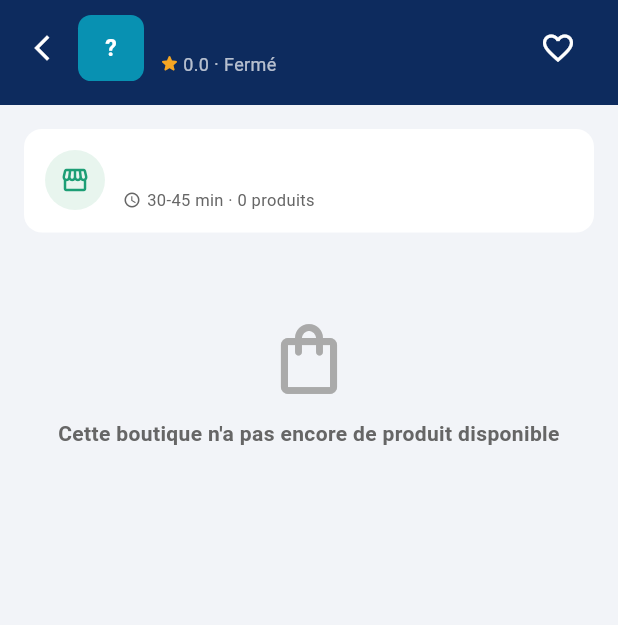
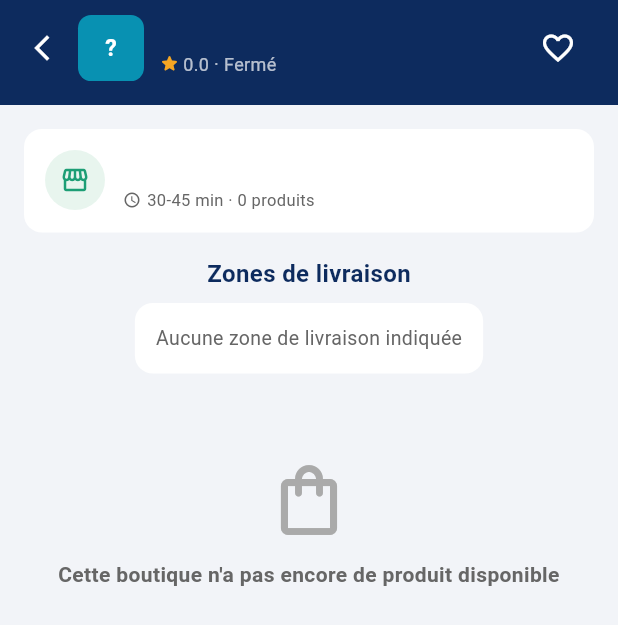
Before and after one commit to Faitza/CommercHaiti, a Flutter app: the BoutiqueDetailScreen screen opened directly with empty values, on a phone screen of 412 x 824 dp. Shown: the top 625 px of the screen. Run offline on Flutter 3.47's test engine with Material 3 defaults, Android fonts, the phone set to English and light mode, and no system bars; our stand-ins replace cached_network_image, firebase_core, firebase_messaging, flutter_image_compress, go_router, image_picker and 5 more; missing offline and left inert: tflite_flutter; accounts and stored records are empty; network calls fail.

Commit message:
Afficher les zones de livraison de chaque boutique
Fiche boutique : section « Zones de livraison » (zone, délai, prix).
Liste des boutiques : zones réelles et délai/prix calculés au lieu du
texte fixe « Les Cayes » et « Livraison 30-45 min · Gratuite ».

Co-Authored-By: Claude Opus 5.5 <noreply@anthropic.com>
Claude-Session: https://claude.ai/code/session_01NsHeYk4rPbiQcuxabrTknd

```diff
--- a/lib/screens/client/boutique_detail_screen.dart
+++ b/lib/screens/client/boutique_detail_screen.dart
@@ -333,6 +333,13 @@ class _BoutiqueDetailScreenState extends State<BoutiqueDetailScreen> {
                   ),
                 ),
 
+                // Zones de livraison : chaque zone desservie par la
+                // boutique, avec son délai et son prix (frais en HTG,
+                // 0 = gratuite). Données : shops.zones_livraison.
+                _sectionTitle('Zones de livraison'),
+                _zonesLivraison(isDark),
+                const SizedBox(height: 16),
+
                 // Bouton WhatsApp
                 // Affiché seulement si on a réussi à récupérer un
                 // numéro de téléphone valide via la RPC plus haut.
@@ -554,6 +561,70 @@ class _BoutiqueDetailScreenState extends State<BoutiqueDetailScreen> {
     );
   }
 
+  /// Carte listant les zones de livraison de la boutique : nom de la
+  /// zone, délai estimé et prix ("Gratuite" si 0). Si la boutique n'a
+  /// encore déclaré aucune zone, un message l'indique.
+  Widget _zonesLivraison(bool isDark) {
+    final zones = widget.shop.zonesLivraison;
+    return Container(
+      margin: const EdgeInsets.symmetric(horizontal: 16),
+      padding: const EdgeInsets.symmetric(horizontal: 14, vertical: 4),
+      decoration: BoxDecoration(
+        color: AppColors.surface(isDark),
+        borderRadius: BorderRadius.circular(12),
+      ),
+      child: zones.isEmpty
+          ? Padding(
+              padding: const EdgeInsets.symmetric(vertical: 10),
+              child: Text('Aucune zone de livraison indiquée',
+                  style: TextStyle(
+                      fontSize: 13, color: AppColors.textSecondaryFor(isDark))),
+            )
+          : Column(
+              children: [
+                for (var i = 0; i < zones.length; i++) ...[
+                  if (i > 0)
+                    Divider(height: 1, color: AppColors.textSecondaryFor(isDark)
+                        .withOpacity(0.15)),
+                  Padding(
+                    padding: const EdgeInsets.symmetric(vertical: 10),
+                    child: Row(children: [
+                      const Icon(Icons.location_on_outlined,
+                          size: 18, color: Color(0xFF1D9E75)),
+                      const SizedBox(width: 10),
+                      Expanded(
+                        child: Column(
+                          crossAxisAlignment: CrossAxisAlignment.start,
+                          children: [
+                            Text(zones[i].zone,
+                                style: TextStyle(
+                                    fontSize: 13,
+                                    fontWeight: FontWeight.w600,
+                                    color: AppColors.textPrimaryFor(isDark))),
+                            const SizedBox(height: 2),
+                            Text(zones[i].delaiAffiche,
+                                style: TextStyle(
+                                    fontSize: 11,
+                                    color: AppColors.textSecondaryFor(isDark))),
+                          ],
+                        ),
+                      ),
+                      Text(
+                          zones[i].frais > 0
+                              ? '${zones[i].frais.toStringAsFixed(0)} HTG'
+                              : 'Gratuite',
+                          style: const TextStyle(
+                              fontSize: 13,
+                              fontWeight: FontWeight.bold,
+                              color: Color(0xFF1D9E75))),
+                    ]),
+                  ),
+                ],
+              ],
+            ),
+    );
+  }
+
 }
 
 /// Sous-widget indépendant qui affiche les avis clients d'une
--- a/lib/screens/client/boutiques_screen.dart
+++ b/lib/screens/client/boutiques_screen.dart
@@ -370,17 +370,23 @@ class _ShopCard extends StatelessWidget {
                           maxLines: 1,
                           overflow: TextOverflow.ellipsis),
                       const SizedBox(height: 2),
-                      // Zone affichée en dur ("Les Cayes") : ne reflète
-                      // pas forcément la vraie zone du modèle shop, à
-                      // surveiller si le modèle a un champ zone/ville.
+                      // Zones où la boutique livre (shops.zones_livraison),
+                      // séparées par des virgules, sur une seule ligne.
                       Row(children: [
                         Icon(Icons.location_on,
                             size: 10, color: AppColors.textSecondaryFor(isDark)),
                         const SizedBox(width: 2),
-                        Text('Les Cayes',
+                        Expanded(
+                          child: Text(
+                              shop.zonesLivraison.isEmpty
+                                  ? 'Zones de livraison non indiquées'
+                                  : 'Livre à : ${shop.zonesLivraison.map((z) => z.zone).join(', ')}',
+                              maxLines: 1,
+                              overflow: TextOverflow.ellipsis,
                               style: TextStyle(
                                   fontSize: 10,
                                   color: AppColors.textSecondaryFor(isDark))),
+                        ),
                       ]),
                       const SizedBox(height: 2),
                       // Note moyenne (rating) formatée à 1 décimale et
@@ -432,14 +438,15 @@ class _ShopCard extends StatelessWidget {
                     color: AppColors.textSecondaryFor(isDark),
                     height: 1.5)),
             const SizedBox(height: 6),
-            // Information de livraison affichée en dur (texte statique,
-            // pas de champ dynamique du modèle shop utilisé ici).
-            Row(children: const [
-              Icon(Icons.access_time,
+            // Délai et prix de livraison calculés sur les zones de la
+            // boutique (voir _infoLivraison). Masqué s'il n'y a aucune zone.
+            if (shop.zonesLivraison.isNotEmpty)
+              Row(children: [
+                const Icon(Icons.access_time,
                     size: 10, color: Color(0xFF1D9E75)),
-              SizedBox(width: 4),
-              Text('Livraison 30-45 min · Gratuite',
-                  style: TextStyle(
+                const SizedBox(width: 4),
+                Text(_infoLivraison(shop.zonesLivraison),
+                    style: const TextStyle(
                         fontSize: 10, color: Color(0xFF1D9E75))),
               ]),
           ],
@@ -447,4 +454,17 @@ class _ShopCard extends StatelessWidget {
       ),
     );
   }
+
+  /// Résumé "Livraison 20-45 min · 100-150 HTG" sur toutes les zones :
+  /// délai le plus court au plus long, et prix le plus bas au plus haut
+  /// ("Gratuite" pour une zone à 0 HTG, ex : "Gratuite - 150 HTG").
+  static String _infoLivraison(List<ZoneLivraison> zones) {
+    final dMin = zones.map((z) => z.delaiMin).reduce((a, b) => a < b ? a : b);
+    final dMax = zones.map((z) => z.delaiMax).reduce((a, b) => a > b ? a : b);
+    final fMin = zones.map((z) => z.frais).reduce((a, b) => a < b ? a : b);
+    final fMax = zones.map((z) => z.frais).reduce((a, b) => a > b ? a : b);
+    String prix(double f) => f > 0 ? '${f.toStringAsFixed(0)} HTG' : 'Gratuite';
+    final frais = fMin == fMax ? prix(fMin) : '${prix(fMin)} - ${prix(fMax)}';
+    return 'Livraison $dMin-$dMax min · $frais';
   }
+}
```
Lines whose indentation alone changed are shown as unchanged.
